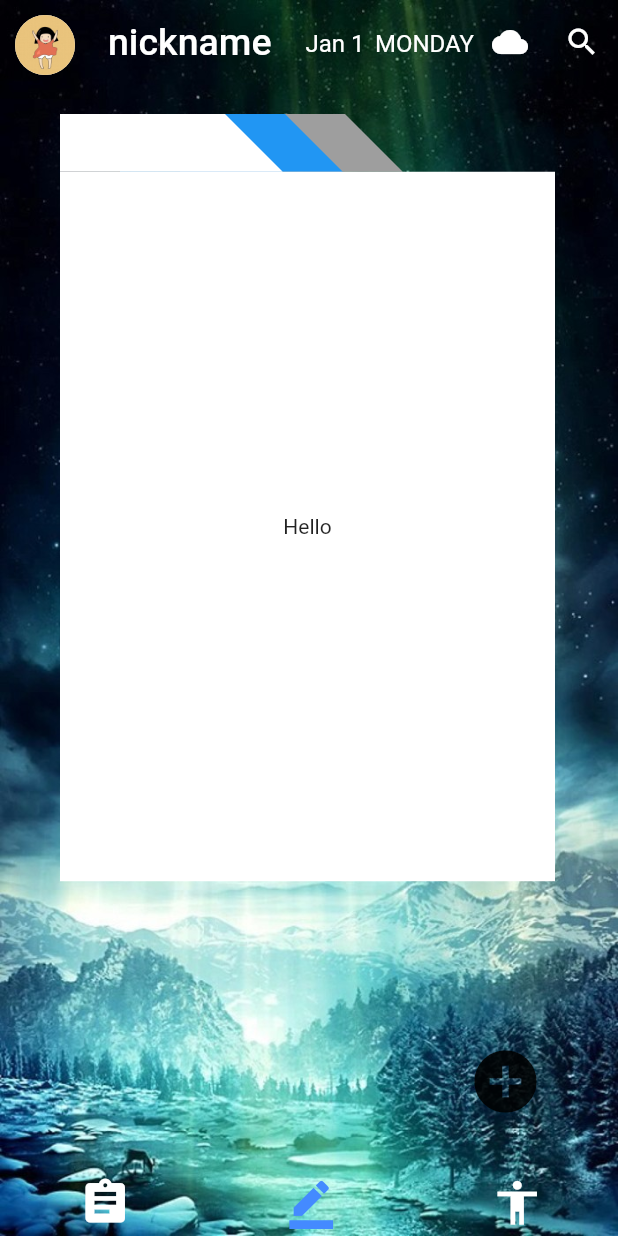
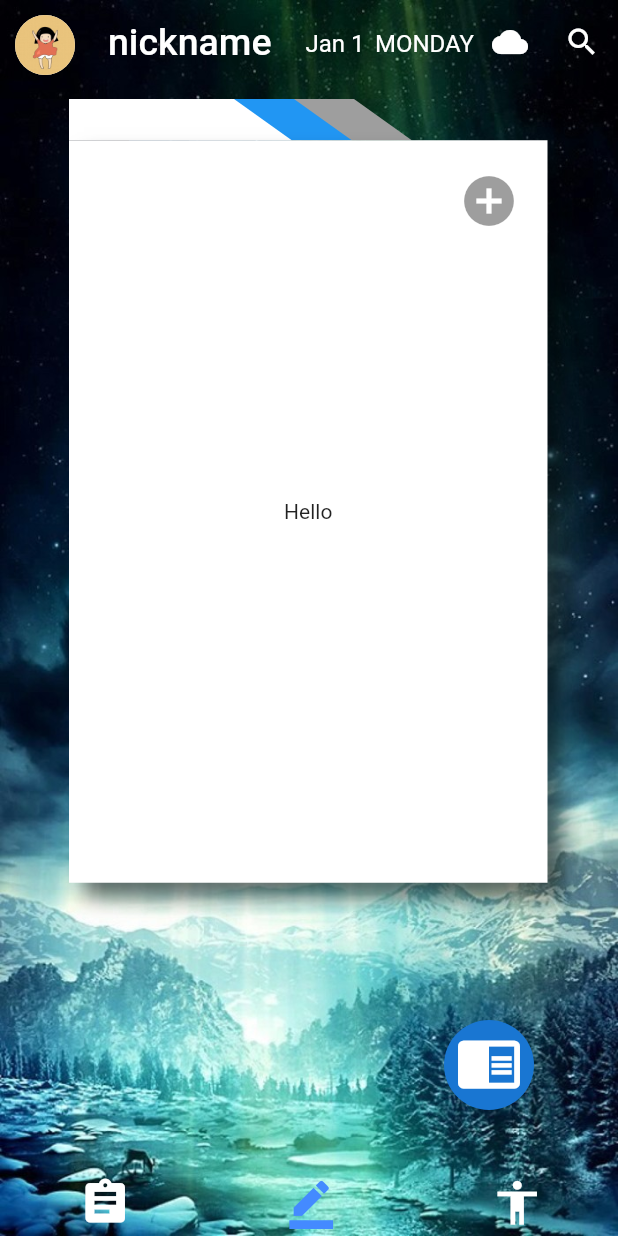
Before and after one commit to scutse-man-month-myth/InkYear, a Flutter app: the screen it shows after launch, on a phone screen of 412 x 824 dp. Run offline on Flutter 3.47's test engine with Material 2 defaults, Android fonts, the phone set to English and light mode, and no system bars.

Commit message:
修改了卡片的模型

```diff
--- a/frontend_dev/lib/main.dart
+++ b/frontend_dev/lib/main.dart
@@ -229,14 +229,20 @@ class _MyHomePageState extends State<MyHomePage> {
           oriEmail: _email,
         ),
         //4.24,刘皓贤修改了floatingActionButton位置和点击事件
-        floatingActionButton: IconButton(
-            icon: new Icon(
-              Icons.add_circle,
-              size: 50,
+        floatingActionButton: new Padding(
+          padding: EdgeInsets.fromLTRB(0, 0, 40, 20),
+          child: new CircleAvatar(
+            radius:30,
+            child: IconButton(
+              icon: new Icon(
+                Icons.chrome_reader_mode,
+                size: 45,
+              ),
+              padding: EdgeInsets.fromLTRB(0, 0, 0, 5),
+              onPressed: _openCardPacketCallback,
             ),
-            padding: EdgeInsets.fromLTRB(0, 0, 60, 40),
-            onPressed: _openCardPacketCallback,
-        ),
+          ),
+        )
       )
     );
   }
--- a/frontend_dev/lib/pages/card_page.dart
+++ b/frontend_dev/lib/pages/card_page.dart
@@ -12,24 +12,24 @@ class _CardPageState extends State<CardPage>{
     return new Stack(
       children: <Widget>[
         new Positioned(
-            top: 20,
-            left: 120,
+            top: 10,
+            left: (MediaQuery.of(context).size.width - 320) / 2.0 + 80,
             child: MainTag(
               size: 110,
               color: Colors.grey,
             )
         ),
         new Positioned(
-            top: 20,
-            left: 80,
+            top: 10,
+            left: (MediaQuery.of(context).size.width - 320) / 2.0 + 40,
             child: MainTag(
               size: 110,
               color: Colors.blue,
             )
         ),
         new Positioned(
-          top: 20,
-          left: 40,
+          top: 10,
+          left: (MediaQuery.of(context).size.width - 320) / 2.0,
           child: new MainCard(
             cardSize: 110,
             color: Colors.white,
@@ -38,6 +38,14 @@ class _CardPageState extends State<CardPage>{
             ),
           ),
         ),
+        new Positioned(
+            top: 50,
+            right: (MediaQuery.of(context).size.width - 320) / 2.0 + 20,
+            child: new IconButton(
+                icon: new Icon(Icons.add_circle, size: 40,),
+                onPressed: null
+            )
+        )
       ],
     );
   }
--- a/frontend_dev/lib/tools/Card.dart
+++ b/frontend_dev/lib/tools/Card.dart
@@ -25,10 +25,19 @@ class MainCardState extends State<MainCard>{
           color: widget.color,
         ),
         new Container(
-          height: 4.3 * widget.cardSize,
-          width: 3 * widget.cardSize,
+          decoration: new BoxDecoration(
+            boxShadow: <BoxShadow>[
+              new BoxShadow(
+                color: Colors.black54,//阴影颜色
+                blurRadius: 10.0,//阴影大小
+                offset: Offset(10.0, 10.0)
+              ),
+            ],
+            color: widget.color,
+          ),
+          height: 4.5 * widget.cardSize,
+          width: 2.9 * widget.cardSize,
           margin: EdgeInsets.all(0),
-          color: widget.color,
           child: widget.child,
         )
       ],
@@ -42,7 +51,7 @@ class SelectCard extends StatefulWidget{
   Widget child;
   Color color;
   SelectCard({
-    this.child, this.cardSize = 50, this.color = Colors.white
+    this.child, this.cardSize = 60, this.color = Colors.white
   });
 
   State<StatefulWidget> createState(){
@@ -67,10 +76,20 @@ class SelectCardState extends State<SelectCard>{
             color: widget.color,
           ),
           new Container(
-            height: 4 * widget.cardSize,
-            width: 3 * widget.cardSize,
+            decoration: new BoxDecoration(
+              boxShadow: <BoxShadow>[
+                new BoxShadow(
+
+                    color: Colors.black54,//阴影颜色
+                    blurRadius: 10.0,//阴影大小
+                    offset: Offset(10.0, 10.0)
+                ),
+              ],
+              color: widget.color,
+            ),
+            height: 4.5 * widget.cardSize,
+            width: 2.9 * widget.cardSize,
             margin: EdgeInsets.all(0),
-            color: widget.color,
             child: widget.child,
           )
         ],
--- a/frontend_dev/lib/tools/Tag.dart
+++ b/frontend_dev/lib/tools/Tag.dart
@@ -30,16 +30,16 @@ class MainTagState extends State<MainTag>{
             padding: EdgeInsets.all(0),
             margin: EdgeInsets.all(0),
             color: widget.color,
-            height: 0.35 * widget.size,
+            height: 0.25 * widget.size,
             width: widget.size,
           ),
           new CustomPaint(
             painter: new TriangleCustomPainter(
                 context,
                 <Coordinate>[
-                  new Coordinate(cx:0 , cy: -0.35 * widget.size / 2),
-                  new Coordinate(cx:0 , cy: 0.35 * widget.size / 2),
-                  new Coordinate(cx: 0.35 * widget.size , cy: 0.35 * widget.size / 2),
+                  new Coordinate(cx:0 , cy: -0.25 * widget.size / 2),
+                  new Coordinate(cx:0 , cy: 0.25 * widget.size / 2),
+                  new Coordinate(cx: 0.35 * widget.size , cy: 0.25 * widget.size / 2),
                 ],
                 color: widget.color
             ),
@@ -70,16 +70,16 @@ class SelectTagState extends State<SelectTag>{
           padding: EdgeInsets.all(0),
           margin: EdgeInsets.all(0),
           color: widget.color,
-          height: 0.30 * widget.size,
+          height: 0.25 * widget.size,
           width: widget.size,
         ),
         new CustomPaint(
           painter: new TriangleCustomPainter(
               context,
               <Coordinate>[
-                new Coordinate(cx:0 , cy: -0.30 * widget.size / 2),
-                new Coordinate(cx:0 , cy: 0.30 * widget.size / 2),
-                new Coordinate(cx: 0.35 * widget.size , cy: 0.30 * widget.size / 2),
+                new Coordinate(cx:0 , cy: -0.25 * widget.size / 2),
+                new Coordinate(cx:0 , cy: 0.25 * widget.size / 2),
+                new Coordinate(cx: 0.35 * widget.size , cy: 0.25 * widget.size / 2),
               ],
               color: widget.color
           ),
```
Also changed, not shown: frontend_dev/lib/pages/card_packet_page.dart (+6 -6 lines).
